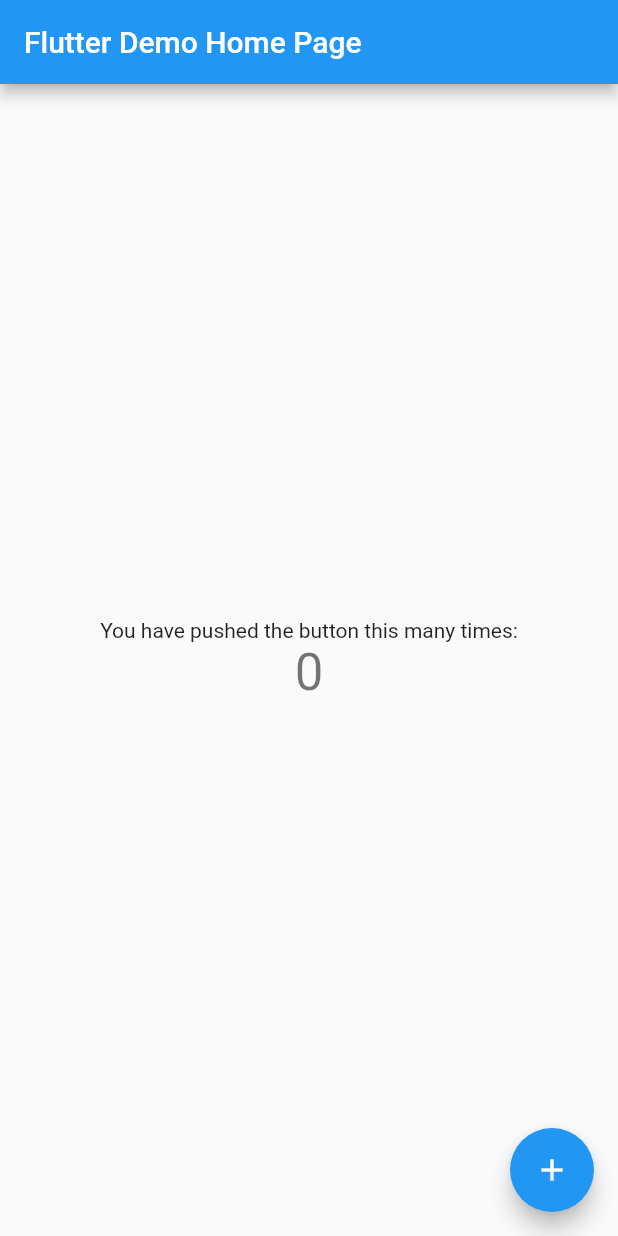
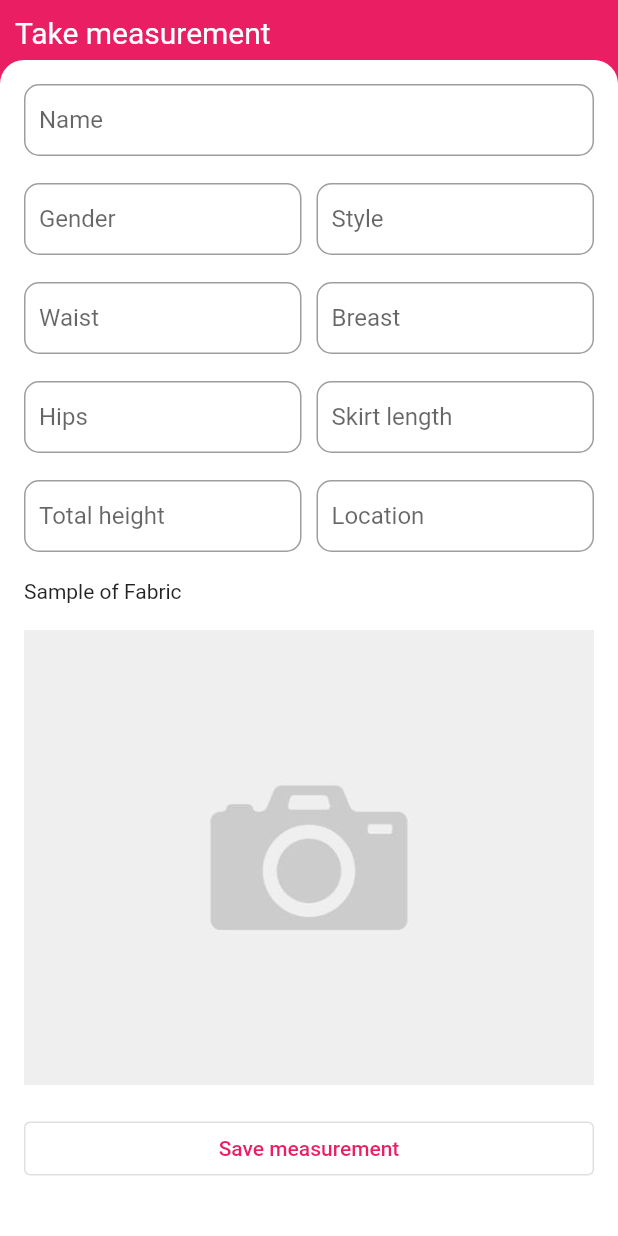
Before and after one commit to bayorwor/tailveng, a Flutter app: the screen it shows after launch, on a phone screen of 412 x 824 dp. Run offline on Flutter 3.47's test engine with Material 2 defaults, Android fonts, the phone set to English and light mode, and no system bars.

Commit message:
from dev branch

```diff
--- a/lib/main.dart
+++ b/lib/main.dart
@@ -1,115 +1,24 @@
+import 'package:flutter/cupertino.dart';
 import 'package:flutter/material.dart';
+import 'package:tailveng/views/measurement.dart';
 
-void main() {
-  runApp(const MyApp());
+void main(List<String> args) {
+  runApp(TailVengApp());
 }
 
-class MyApp extends StatelessWidget {
-  const MyApp({Key? key}) : super(key: key);
+class TailVengApp extends StatelessWidget {
+  const TailVengApp({Key? key}) : super(key: key);
 
-  // This widget is the root of your application.
   @override
   Widget build(BuildContext context) {
     return MaterialApp(
-      title: 'Flutter Demo',
+      title: 'TailVeng',
+      debugShowCheckedModeBanner: false,
       theme: ThemeData(
-        // This is the theme of your application.
-        //
-        // Try running your application with "flutter run". You'll see the
-        // application has a blue toolbar. Then, without quitting the app, try
-        // changing the primarySwatch below to Colors.green and then invoke
-        // "hot reload" (press "r" in the console where you ran "flutter run",
-        // or simply save your changes to "hot reload" in a Flutter IDE).
-        // Notice that the counter didn't reset back to zero; the application
-        // is not restarted.
-        primarySwatch: Colors.blue,
+        primarySwatch: Colors.pink,
+        visualDensity: VisualDensity.adaptivePlatformDensity,
       ),
-      home: const MyHomePage(title: 'Flutter Demo Home Page'),
+      home: Measurement(),
     );
   }
 }
-
-class MyHomePage extends StatefulWidget {
-  const MyHomePage({Key? key, required this.title}) : super(key: key);
-
-  // This widget is the home page of your application. It is stateful, meaning
-  // that it has a State object (defined below) that contains fields that affect
-  // how it looks.
-
-  // This class is the configuration for the state. It holds the values (in this
-  // case the title) provided by the parent (in this case the App widget) and
-  // used by the build method of the State. Fields in a Widget subclass are
-  // always marked "final".
-
-  final String title;
-
-  @override
-  State<MyHomePage> createState() => _MyHomePageState();
-}
-
-class _MyHomePageState extends State<MyHomePage> {
-  int _counter = 0;
-
-  void _incrementCounter() {
-    setState(() {
-      // This call to setState tells the Flutter framework that something has
-      // changed in this State, which causes it to rerun the build method below
-      // so that the display can reflect the updated values. If we changed
-      // _counter without calling setState(), then the build method would not be
-      // called again, and so nothing would appear to happen.
-      _counter++;
-    });
-  }
-
-  @override
-  Widget build(BuildContext context) {
-    // This method is rerun every time setState is called, for instance as done
-    // by the _incrementCounter method above.
-    //
-    // The Flutter framework has been optimized to make rerunning build methods
-    // fast, so that you can just rebuild anything that needs updating rather
-    // than having to individually change instances of widgets.
-    return Scaffold(
-      appBar: AppBar(
-        // Here we take the value from the MyHomePage object that was created by
-        // the App.build method, and use it to set our appbar title.
-        title: Text(widget.title),
-      ),
-      body: Center(
-        // Center is a layout widget. It takes a single child and positions it
-        // in the middle of the parent.
-        child: Column(
-          // Column is also a layout widget. It takes a list of children and
-          // arranges them vertically. By default, it sizes itself to fit its
-          // children horizontally, and tries to be as tall as its parent.
-          //
-          // Invoke "debug painting" (press "p" in the console, choose the
-          // "Toggle Debug Paint" action from the Flutter Inspector in Android
-          // Studio, or the "Toggle Debug Paint" command in Visual Studio Code)
-          // to see the wireframe for each widget.
-          //
-          // Column has various properties to control how it sizes itself and
-          // how it positions its children. Here we use mainAxisAlignment to
-          // center the children vertically; the main axis here is the vertical
-          // axis because Columns are vertical (the cross axis would be
-          // horizontal).
-          mainAxisAlignment: MainAxisAlignment.center,
-          children: <Widget>[
-            const Text(
-              'You have pushed the button this many times:',
-            ),
-            Text(
-              '$_counter',
-              style: Theme.of(context).textTheme.headline4,
-            ),
-          ],
-        ),
-      ),
-      floatingActionButton: FloatingActionButton(
-        onPressed: _incrementCounter,
-        tooltip: 'Increment',
-        child: const Icon(Icons.add),
-      ), // This trailing comma makes auto-formatting nicer for build methods.
-    );
-  }
-}
--- /dev/null
+++ b/lib/views/measurement.dart
@@ -0,0 +1,207 @@
+import 'package:flutter/material.dart';
+
+class Measurement extends StatelessWidget {
+  const Measurement({Key? key}) : super(key: key);
+
+  @override
+  Widget build(BuildContext context) {
+    return Scaffold(
+      body: SafeArea(
+        child: Stack(
+          children: [
+            Positioned(
+              top: 0,
+              left: 0,
+              right: 0,
+              child: Container(
+                padding: const EdgeInsets.all(10),
+                width: double.infinity,
+                height: 60,
+                color: Colors.pink,
+                child: const Text(
+                  'Take measurement',
+                  style: TextStyle(color: Colors.white, fontSize: 20),
+                ),
+              ),
+            ),
+            Positioned(
+              top: 40,
+              left: 0,
+              right: 0,
+              bottom: 0,
+              child: Container(
+                padding: const EdgeInsets.all(16),
+                width: MediaQuery.of(context).size.width,
+                height: MediaQuery.of(context).size.height - 40,
+                decoration: const BoxDecoration(
+                  color: Colors.white,
+                  borderRadius: BorderRadius.only(
+                    topLeft: Radius.circular(16),
+                    topRight: Radius.circular(16),
+                  ),
+                ),
+                child: Form(
+                  child: ListView(
+                    children: [
+                      TextFormField(
+                          decoration: InputDecoration(
+                              labelText: 'Name',
+                              hintText: 'Enter name client',
+                              contentPadding: const EdgeInsets.symmetric(
+                                vertical: 5,
+                                horizontal: 10,
+                              ),
+                              border: OutlineInputBorder(
+                                  borderRadius: BorderRadius.circular(10)))),
+                      SizedBox(height: 18),
+                      Row(
+                        mainAxisAlignment: MainAxisAlignment.spaceBetween,
+                        children: [
+                          Expanded(
+                            child: TextFormField(
+                                decoration: InputDecoration(
+                                    labelText: 'Gender',
+                                    hintText: 'Enter your gender',
+                                    contentPadding: const EdgeInsets.symmetric(
+                                      vertical: 5,
+                                      horizontal: 10,
+                                    ),
+                                    border: OutlineInputBorder(
+                                        borderRadius:
+                                            BorderRadius.circular(10)))),
+                          ),
+                          SizedBox(width: 10),
+                          Expanded(
+                            child: TextFormField(
+                                decoration: InputDecoration(
+                                    labelText: 'Style',
+                                    hintText: 'Enter your style',
+                                    contentPadding: const EdgeInsets.symmetric(
+                                      vertical: 5,
+                                      horizontal: 10,
+                                    ),
+                                    border: OutlineInputBorder(
+                                        borderRadius:
+                                            BorderRadius.circular(10)))),
+                          ),
+                        ],
+                      ),
+                      SizedBox(height: 18),
+                      Row(
+                        mainAxisAlignment: MainAxisAlignment.spaceBetween,
+                        children: [
+                          Expanded(
+                            child: TextFormField(
+                                decoration: InputDecoration(
+                                    labelText: 'Waist',
+                                    hintText: 'Enter your waist',
+                                    contentPadding: const EdgeInsets.symmetric(
+                                      vertical: 5,
+                                      horizontal: 10,
+                                    ),
+                                    border: OutlineInputBorder(
+                                        borderRadius:
+                                            BorderRadius.circular(10)))),
+                          ),
+                          SizedBox(width: 10),
+                          Expanded(
+                            child: TextFormField(
+                                decoration: InputDecoration(
+                                    labelText: 'Breast',
+                                    hintText: 'Enter your breast',
+                                    contentPadding: const EdgeInsets.symmetric(
+                                      vertical: 5,
+                                      horizontal: 10,
+                                    ),
+                                    border: OutlineInputBorder(
+                                        borderRadius:
+                                            BorderRadius.circular(10)))),
+                          ),
+                        ],
+                      ),
+                      SizedBox(height: 18),
+                      Row(
+                        mainAxisAlignment: MainAxisAlignment.spaceBetween,
+                        children: [
+                          Expanded(
+                            child: TextFormField(
+                                decoration: InputDecoration(
+                                    labelText: 'Hips',
+                                    hintText: 'Enter your hips',
+                                    contentPadding: const EdgeInsets.symmetric(
+                                      vertical: 5,
+                                      horizontal: 10,
+                                    ),
+                                    border: OutlineInputBorder(
+                                        borderRadius:
+                                            BorderRadius.circular(10)))),
+                          ),
+                          SizedBox(width: 10),
+                          Expanded(
+                            child: TextFormField(
+                                decoration: InputDecoration(
+                                    labelText: 'Skirt length',
+                                    hintText: 'Enter your skirt length',
+                                    contentPadding: const EdgeInsets.symmetric(
+                                      vertical: 5,
+                                      horizontal: 10,
+                                    ),
+                                    border: OutlineInputBorder(
+                                        borderRadius:
+                                            BorderRadius.circular(10)))),
+                          ),
+                        ],
+                      ),
+                      SizedBox(height: 18),
+                      Row(
+                        mainAxisAlignment: MainAxisAlignment.spaceBetween,
+                        children: [
+                          Expanded(
+                            child: TextFormField(
+                                decoration: InputDecoration(
+                                    labelText: 'Total height',
+                                    hintText: 'Enter your height',
+                                    contentPadding: const EdgeInsets.symmetric(
+                                      vertical: 5,
+                                      horizontal: 10,
+                                    ),
+                                    border: OutlineInputBorder(
+                                        borderRadius:
+                                            BorderRadius.circular(10)))),
+                          ),
+                          SizedBox(width: 10),
+                          Expanded(
+                            child: TextFormField(
+                                decoration: InputDecoration(
+                                    labelText: 'Location',
+                                    hintText: 'Enter your Location',
+                                    contentPadding: const EdgeInsets.symmetric(
+                                      vertical: 5,
+                                      horizontal: 10,
+                                    ),
+                                    border: OutlineInputBorder(
+                                        borderRadius:
+                                            BorderRadius.circular(10)))),
+                          ),
+                        ],
+                      ),
+                      SizedBox(height: 18),
+                      Text("Sample of Fabric"),
+                      SizedBox(height: 18),
+                      Image(image: AssetImage('assets/placeholder.jpg')),
+                      SizedBox(height: 18),
+                      OutlinedButton(
+                        onPressed: () {},
+                        child: Text('Save measurement'),
+                      ),
+                    ],
+                  ),
+                ),
+              ),
+            ),
+          ],
+        ),
+      ),
+    );
+  }
+}
```
Also changed, not shown: pubspec.yaml (+3 -5 lines), assets/placeholder.jpg (added), 1 other file.
